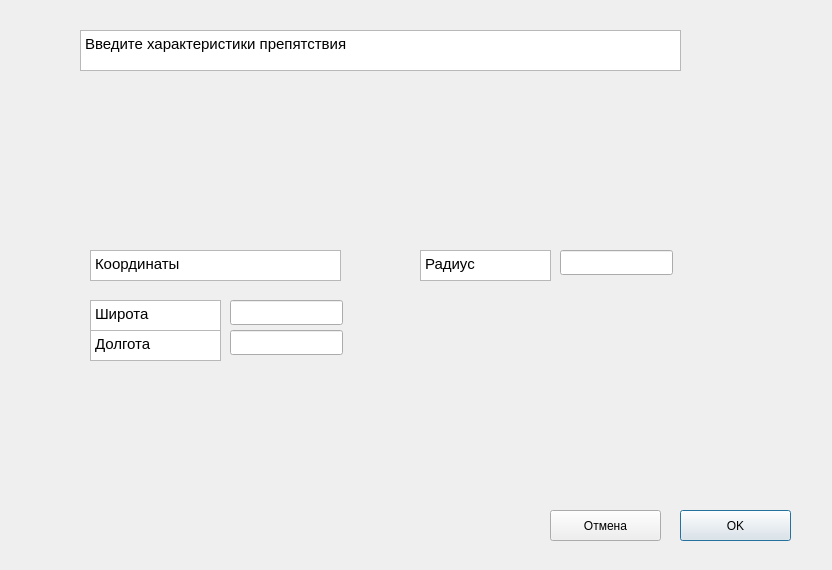
Before: the Qt Designer form addobject.ui in EgorovaAnna/gpbla, drawn with Qt 5.
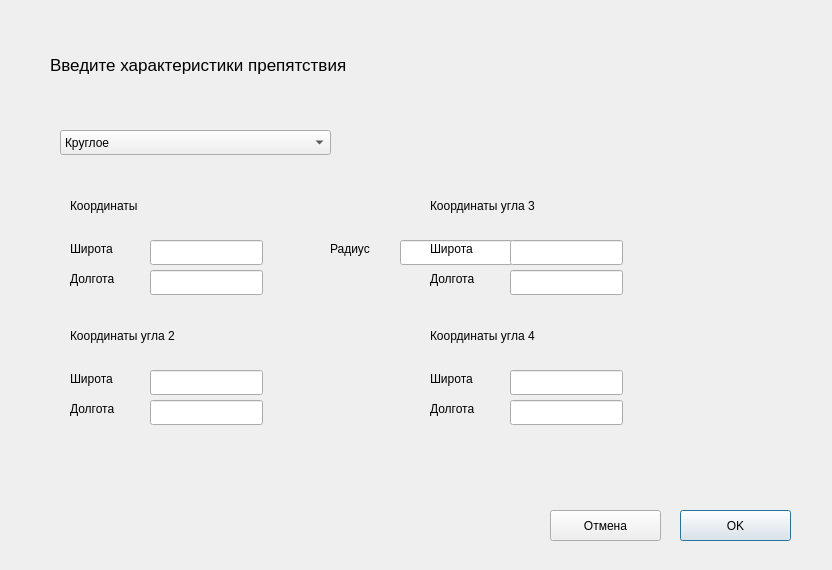
After: the same form once the commit is applied.

What changed in the file:
```diff
--- a/addobject.ui
+++ b/addobject.ui
@@ -13,28 +13,11 @@
   <property name="windowTitle">
    <string>Dialog</string>
   </property>
-  <widget class="QTextBrowser" name="textBrowser_2">
-   <property name="geometry">
-    <rect>
-     <x>90</x>
-     <y>250</y>
-     <width>251</width>
-     <height>31</height>
-    </rect>
-   </property>
-   <property name="html">
-    <string>&lt;!DOCTYPE HTML PUBLIC &quot;-//W3C//DTD HTML 4.0//EN&quot; &quot;http://www.w3.org/TR/REC-html40/strict.dtd&quot;&gt;
-&lt;html&gt;&lt;head&gt;&lt;meta name=&quot;qrichtext&quot; content=&quot;1&quot; /&gt;&lt;style type=&quot;text/css&quot;&gt;
-p, li { white-space: pre-wrap; }
-&lt;/style&gt;&lt;/head&gt;&lt;body style=&quot; font-family:'Ubuntu'; font-size:11pt; font-weight:400; font-style:normal;&quot;&gt;
-&lt;p style=&quot; margin-top:0px; margin-bottom:0px; margin-left:0px; margin-right:0px; -qt-block-indent:0; text-indent:0px;&quot;&gt;Координаты&lt;/p&gt;&lt;/body&gt;&lt;/html&gt;</string>
-   </property>
-  </widget>
   <widget class="QLineEdit" name="lon">
    <property name="geometry">
     <rect>
-     <x>230</x>
-     <y>330</y>
+     <x>150</x>
+     <y>270</y>
      <width>113</width>
      <height>25</height>
     </rect>
@@ -43,8 +26,8 @@
   <widget class="QLineEdit" name="lat">
    <property name="geometry">
     <rect>
-     <x>230</x>
-     <y>300</y>
+     <x>150</x>
+     <y>240</y>
      <width>113</width>
      <height>25</height>
     </rect>
@@ -53,84 +36,16 @@
     <string/>
    </property>
   </widget>
-  <widget class="QTextBrowser" name="textBrowser_5">
-   <property name="geometry">
-    <rect>
-     <x>420</x>
-     <y>250</y>
-     <width>131</width>
-     <height>31</height>
-    </rect>
-   </property>
-   <property name="html">
-    <string>&lt;!DOCTYPE HTML PUBLIC &quot;-//W3C//DTD HTML 4.0//EN&quot; &quot;http://www.w3.org/TR/REC-html40/strict.dtd&quot;&gt;
-&lt;html&gt;&lt;head&gt;&lt;meta name=&quot;qrichtext&quot; content=&quot;1&quot; /&gt;&lt;style type=&quot;text/css&quot;&gt;
-p, li { white-space: pre-wrap; }
-&lt;/style&gt;&lt;/head&gt;&lt;body style=&quot; font-family:'Ubuntu'; font-size:11pt; font-weight:400; font-style:normal;&quot;&gt;
-&lt;p style=&quot; margin-top:0px; margin-bottom:0px; margin-left:0px; margin-right:0px; -qt-block-indent:0; text-indent:0px;&quot;&gt;Радиус&lt;/p&gt;&lt;/body&gt;&lt;/html&gt;</string>
-   </property>
-  </widget>
   <widget class="QLineEdit" name="r">
    <property name="geometry">
     <rect>
-     <x>560</x>
-     <y>250</y>
+     <x>400</x>
+     <y>240</y>
      <width>113</width>
      <height>25</height>
     </rect>
    </property>
   </widget>
-  <widget class="QTextBrowser" name="textBrowser_4">
-   <property name="geometry">
-    <rect>
-     <x>90</x>
-     <y>330</y>
-     <width>131</width>
-     <height>31</height>
-    </rect>
-   </property>
-   <property name="html">
-    <string>&lt;!DOCTYPE HTML PUBLIC &quot;-//W3C//DTD HTML 4.0//EN&quot; &quot;http://www.w3.org/TR/REC-html40/strict.dtd&quot;&gt;
-&lt;html&gt;&lt;head&gt;&lt;meta name=&quot;qrichtext&quot; content=&quot;1&quot; /&gt;&lt;style type=&quot;text/css&quot;&gt;
-p, li { white-space: pre-wrap; }
-&lt;/style&gt;&lt;/head&gt;&lt;body style=&quot; font-family:'Ubuntu'; font-size:11pt; font-weight:400; font-style:normal;&quot;&gt;
-&lt;p style=&quot; margin-top:0px; margin-bottom:0px; margin-left:0px; margin-right:0px; -qt-block-indent:0; text-indent:0px;&quot;&gt;Долгота&lt;/p&gt;&lt;/body&gt;&lt;/html&gt;</string>
-   </property>
-  </widget>
-  <widget class="QTextBrowser" name="textBrowser">
-   <property name="geometry">
-    <rect>
-     <x>80</x>
-     <y>30</y>
-     <width>601</width>
-     <height>41</height>
-    </rect>
-   </property>
-   <property name="html">
-    <string>&lt;!DOCTYPE HTML PUBLIC &quot;-//W3C//DTD HTML 4.0//EN&quot; &quot;http://www.w3.org/TR/REC-html40/strict.dtd&quot;&gt;
-&lt;html&gt;&lt;head&gt;&lt;meta name=&quot;qrichtext&quot; content=&quot;1&quot; /&gt;&lt;style type=&quot;text/css&quot;&gt;
-p, li { white-space: pre-wrap; }
-&lt;/style&gt;&lt;/head&gt;&lt;body style=&quot; font-family:'Ubuntu'; font-size:11pt; font-weight:400; font-style:normal;&quot;&gt;
-&lt;p style=&quot; margin-top:0px; margin-bottom:0px; margin-left:0px; margin-right:0px; -qt-block-indent:0; text-indent:0px;&quot;&gt;Введите характеристики препятствия&lt;/p&gt;&lt;/body&gt;&lt;/html&gt;</string>
-   </property>
-  </widget>
-  <widget class="QTextBrowser" name="textBrowser_3">
-   <property name="geometry">
-    <rect>
-     <x>90</x>
-     <y>300</y>
-     <width>131</width>
-     <height>31</height>
-    </rect>
-   </property>
-   <property name="html">
-    <string>&lt;!DOCTYPE HTML PUBLIC &quot;-//W3C//DTD HTML 4.0//EN&quot; &quot;http://www.w3.org/TR/REC-html40/strict.dtd&quot;&gt;
-&lt;html&gt;&lt;head&gt;&lt;meta name=&quot;qrichtext&quot; content=&quot;1&quot; /&gt;&lt;style type=&quot;text/css&quot;&gt;
-p, li { white-space: pre-wrap; }
-&lt;/style&gt;&lt;/head&gt;&lt;body style=&quot; font-family:'Ubuntu'; font-size:11pt; font-weight:400; font-style:normal;&quot;&gt;
-&lt;p style=&quot; margin-top:0px; margin-bottom:0px; margin-left:0px; margin-right:0px; -qt-block-indent:0; text-indent:0px;&quot;&gt;Широта&lt;/p&gt;&lt;/body&gt;&lt;/html&gt;</string>
-   </property>
-  </widget>
   <widget class="QPushButton" name="pushButton">
    <property name="geometry">
     <rect>
@@ -157,6 +72,288 @@
     <string>Отмена</string>
    </property>
   </widget>
+  <widget class="QLabel" name="label">
+   <property name="geometry">
+    <rect>
+     <x>50</x>
+     <y>50</y>
+     <width>511</width>
+     <height>31</height>
+    </rect>
+   </property>
+   <property name="font">
+    <font>
+     <pointsize>13</pointsize>
+    </font>
+   </property>
+   <property name="text">
+    <string>Введите характеристики препятствия</string>
+   </property>
+   <property name="textFormat">
+    <enum>Qt::RichText</enum>
+   </property>
+   <property name="scaledContents">
+    <bool>true</bool>
+   </property>
+  </widget>
+  <widget class="QLabel" name="label_5">
+   <property name="geometry">
+    <rect>
+     <x>70</x>
+     <y>270</y>
+     <width>67</width>
+     <height>17</height>
+    </rect>
+   </property>
+   <property name="text">
+    <string>Долгота</string>
+   </property>
+  </widget>
+  <widget class="QLabel" name="label_3">
+   <property name="geometry">
+    <rect>
+     <x>70</x>
+     <y>240</y>
+     <width>67</width>
+     <height>17</height>
+    </rect>
+   </property>
+   <property name="text">
+    <string>Широта</string>
+   </property>
+  </widget>
+  <widget class="QLabel" name="label_2">
+   <property name="geometry">
+    <rect>
+     <x>70</x>
+     <y>190</y>
+     <width>191</width>
+     <height>31</height>
+    </rect>
+   </property>
+   <property name="text">
+    <string>Координаты</string>
+   </property>
+  </widget>
+  <widget class="QLabel" name="label_rad">
+   <property name="geometry">
+    <rect>
+     <x>330</x>
+     <y>240</y>
+     <width>67</width>
+     <height>17</height>
+    </rect>
+   </property>
+   <property name="text">
+    <string>Радиус</string>
+   </property>
+  </widget>
+  <widget class="QComboBox" name="type">
+   <property name="geometry">
+    <rect>
+     <x>60</x>
+     <y>130</y>
+     <width>271</width>
+     <height>25</height>
+    </rect>
+   </property>
+   <item>
+    <property name="text">
+     <string>Круглое</string>
+    </property>
+   </item>
+   <item>
+    <property name="text">
+     <string>Четырехугольное</string>
+    </property>
+   </item>
+  </widget>
+  <widget class="QLabel" name="label_6">
+   <property name="geometry">
+    <rect>
+     <x>70</x>
+     <y>370</y>
+     <width>67</width>
+     <height>17</height>
+    </rect>
+   </property>
+   <property name="text">
+    <string>Широта</string>
+   </property>
+  </widget>
+  <widget class="QLabel" name="label_7">
+   <property name="geometry">
+    <rect>
+     <x>70</x>
+     <y>320</y>
+     <width>191</width>
+     <height>31</height>
+    </rect>
+   </property>
+   <property name="text">
+    <string>Координаты угла 2</string>
+   </property>
+  </widget>
+  <widget class="QLineEdit" name="lon_2">
+   <property name="geometry">
+    <rect>
+     <x>150</x>
+     <y>400</y>
+     <width>113</width>
+     <height>25</height>
+    </rect>
+   </property>
+  </widget>
+  <widget class="QLineEdit" name="lat_2">
+   <property name="geometry">
+    <rect>
+     <x>150</x>
+     <y>370</y>
+     <width>113</width>
+     <height>25</height>
+    </rect>
+   </property>
+   <property name="text">
+    <string/>
+   </property>
+  </widget>
+  <widget class="QLabel" name="label_8">
+   <property name="geometry">
+    <rect>
+     <x>70</x>
+     <y>400</y>
+     <width>67</width>
+     <height>17</height>
+    </rect>
+   </property>
+   <property name="text">
+    <string>Долгота</string>
+   </property>
+  </widget>
+  <widget class="QLabel" name="label_9">
+   <property name="geometry">
+    <rect>
+     <x>430</x>
+     <y>240</y>
+     <width>67</width>
+     <height>17</height>
+    </rect>
+   </property>
+   <property name="text">
+    <string>Широта</string>
+   </property>
+  </widget>
+  <widget class="QLabel" name="label_10">
+   <property name="geometry">
+    <rect>
+     <x>430</x>
+     <y>190</y>
+     <width>191</width>
+     <height>31</height>
+    </rect>
+   </property>
+   <property name="text">
+    <string>Координаты угла 3</string>
+   </property>
+  </widget>
+  <widget class="QLineEdit" name="lon_3">
+   <property name="geometry">
+    <rect>
+     <x>510</x>
+     <y>270</y>
+     <width>113</width>
+     <height>25</height>
+    </rect>
+   </property>
+  </widget>
+  <widget class="QLineEdit" name="lat_3">
+   <property name="geometry">
+    <rect>
+     <x>510</x>
+     <y>240</y>
+     <width>113</width>
+     <height>25</height>
+    </rect>
+   </property>
+   <property name="text">
+    <string/>
+   </property>
+  </widget>
+  <widget class="QLabel" name="label_11">
+   <property name="geometry">
+    <rect>
+     <x>430</x>
+     <y>270</y>
+     <width>67</width>
+     <height>17</height>
+    </rect>
+   </property>
+   <property name="text">
+    <string>Долгота</string>
+   </property>
+  </widget>
+  <widget class="QLabel" name="label_12">
+   <property name="geometry">
+    <rect>
+     <x>430</x>
+     <y>370</y>
+     <width>67</width>
+     <height>17</height>
+    </rect>
+   </property>
+   <property name="text">
+    <string>Широта</string>
+   </property>
+  </widget>
+  <widget class="QLabel" name="label_13">
+   <property name="geometry">
+    <rect>
+     <x>430</x>
+     <y>320</y>
+     <width>191</width>
+     <height>31</height>
+    </rect>
+   </property>
+   <property name="text">
+    <string>Координаты угла 4</string>
+   </property>
+  </widget>
+  <widget class="QLineEdit" name="lon_4">
+   <property name="geometry">
+    <rect>
+     <x>510</x>
+     <y>400</y>
+     <width>113</width>
+     <height>25</height>
+    </rect>
+   </property>
+  </widget>
+  <widget class="QLineEdit" name="lat_4">
+   <property name="geometry">
+    <rect>
+     <x>510</x>
+     <y>370</y>
+     <width>113</width>
+     <height>25</height>
+    </rect>
+   </property>
+   <property name="text">
+    <string/>
+   </property>
+  </widget>
+  <widget class="QLabel" name="label_14">
+   <property name="geometry">
+    <rect>
+     <x>430</x>
+     <y>400</y>
+     <width>67</width>
+     <height>17</height>
+    </rect>
+   </property>
+   <property name="text">
+    <string>Долгота</string>
+   </property>
+  </widget>
  </widget>
  <resources/>
  <connections/>
```
